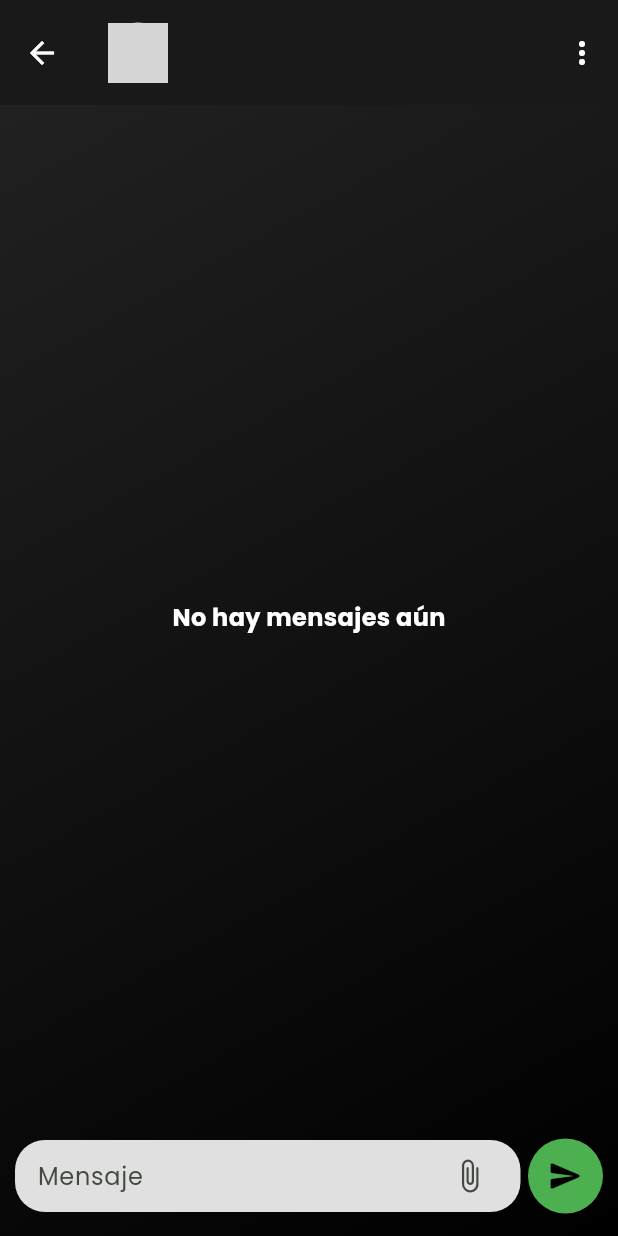
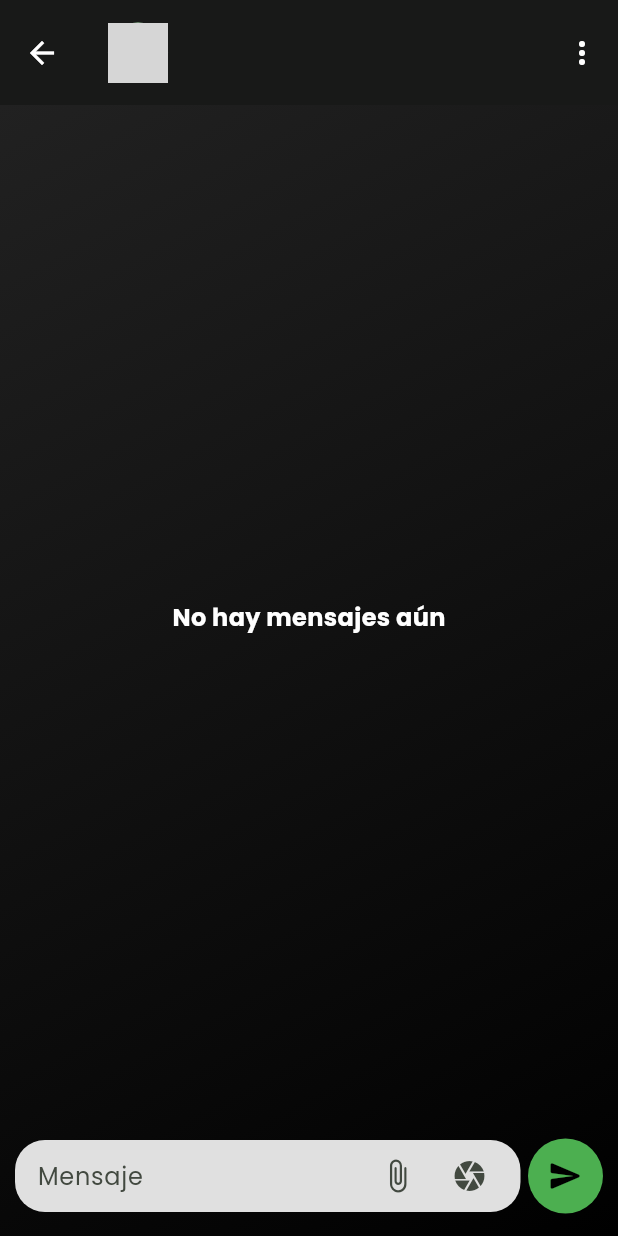
Before and after one commit to Cheetttos/chatLynx, a Flutter app: the ConversationGroupsScreen screen opened directly with empty values, on a phone screen of 412 x 824 dp. Run offline on Flutter 3.47's test engine with Material 3 defaults, Android fonts, the phone set to English and light mode, and no system bars; our stand-ins replace cloud_firestore, dash_chat_2, delightful_toast, firebase_auth, firebase_core, firebase_messaging and 10 more; missing offline and left inert: agora_uikit, day_night_switcher, flutter_webrtc, giphy_get, giphy_picker; accounts and stored records are empty; network calls fail; grey boxes are pictures that could not be loaded.

Commit message:
imagenes de galeria

```diff
--- a/lib/screens/chat_group_screen.dart
+++ b/lib/screens/chat_group_screen.dart
@@ -798,7 +798,7 @@ class _ConversationGroupsScreenState extends State<ConversationGroupsScreen> {
                                   );
                                 },
                               ),
-                              /*IconButton(
+                              IconButton(
                                 icon: const Icon(Icons.camera),
                                 onPressed: () {
                                   showModalBottomSheet(
@@ -843,7 +843,7 @@ class _ConversationGroupsScreenState extends State<ConversationGroupsScreen> {
                                     },
                                   );
                                 },
-                              ),*/
+                              ),
                             ],
                           ),
                         ],
```
